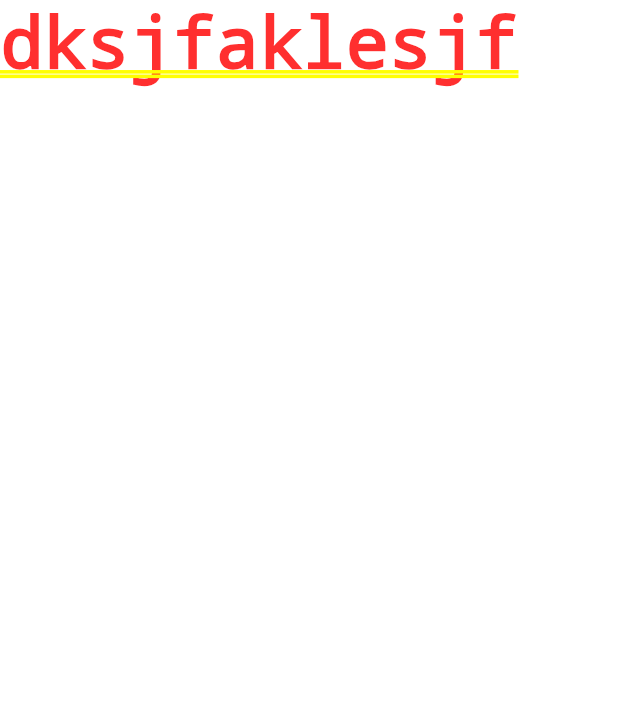
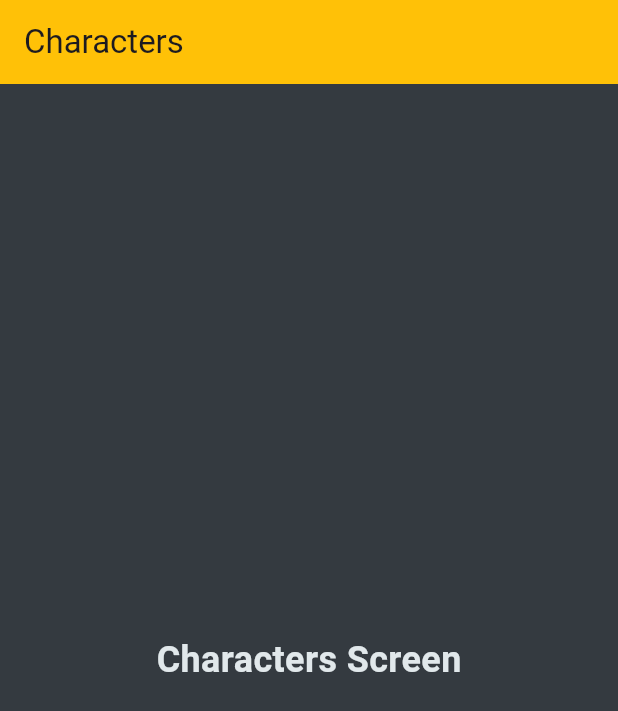
Before and after one commit to MohannadAzzam/rick_and_morty, a Flutter app: the screen it shows after launch, on a phone screen of 412 x 824 dp. Shown: the top 711 px of the screen. Run offline on Flutter 3.47's test engine with Material 3 defaults, Android fonts, the phone set to English and light mode, and no system bars; our stand-ins replace bloc.

Commit message:
run the app and fix all the imports

```diff
--- a/lib/presentation/screens/characters_screen.dart
+++ b/lib/presentation/screens/characters_screen.dart
@@ -1,10 +1,28 @@
 import 'package:flutter/material.dart';
+import 'package:rick_and_morty/constants/my_colors.dart';
 
 class CharactersScreen extends StatelessWidget {
   const CharactersScreen({super.key});
 
   @override
   Widget build(BuildContext context) {
-    return Text('dksjfaklesjf ');
+    return Scaffold(
+      backgroundColor: MyColors.myGrey,
+      appBar: AppBar(
+        backgroundColor: MyColors.myYellow,
+        title: const Text('Characters'),
+
+      ),
+      body: const Center(
+        child: Text(
+          'Characters Screen',
+          style: TextStyle(
+            color: MyColors.myWhite,
+            fontSize: 24,
+            fontWeight: FontWeight.bold,
+          ),
+        ),
+      ),
+    );
   }
 }
--- a/pubspec.yaml
+++ b/pubspec.yaml
@@ -28,12 +28,14 @@ environment:
 # the latest version available on pub.dev. To see which dependencies have newer
 # versions available, run `flutter pub outdated`.
 dependencies:
+  bloc: ^9.2.0
   cupertino_icons: ^1.0.8
   dio: ^5.9.2
   flutter:
     sdk: flutter
   flutter_bloc: ^9.1.1
   flutter_offline: ^6.0.0
+  meta: ^1.17.0
 
 dev_dependencies:
   flutter_lints: ^6.0.0
```
Also changed, not shown: pubspec.lock.
